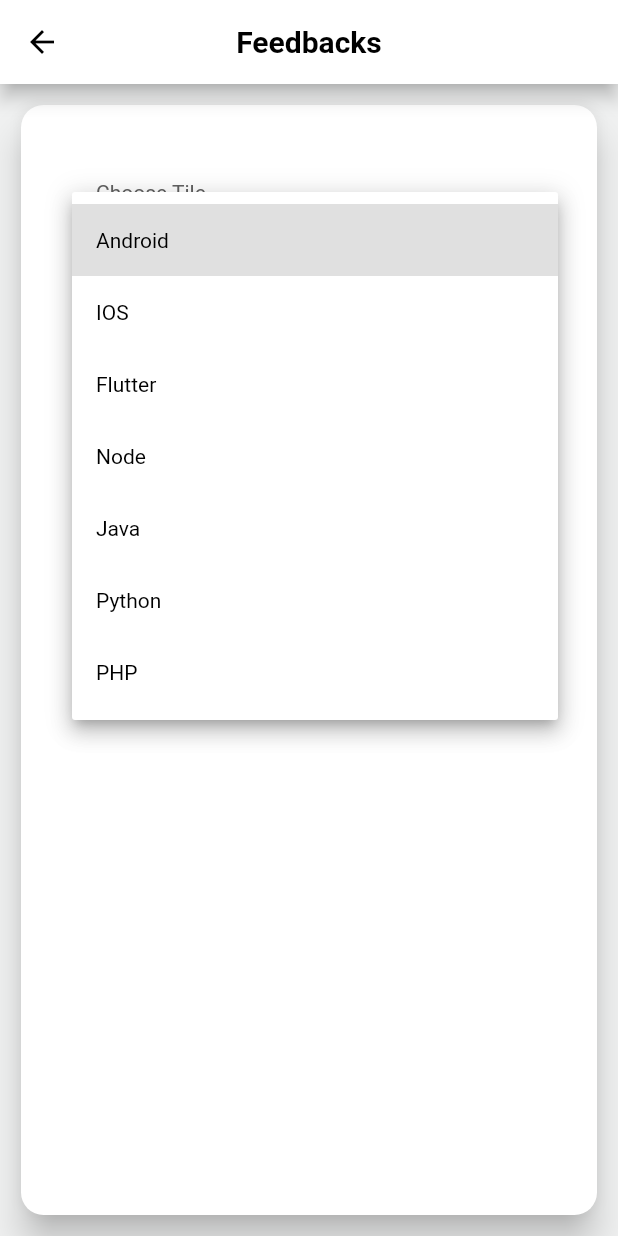
After one commit to Nebaki/Passenger-App, a Flutter app: the FeedbackScreen screen opened by its route, after a tap on "Android", on a phone screen of 412 x 824 dp. The commit adds this screen. Run offline on Flutter 3.47's test engine with Material 2 defaults, Android fonts, the phone set to English and light mode, and no system bars; our stand-ins replace bloc, cached_network_image, carousel_slider, connectivity_plus, email_validator, equatable and 11 more; missing offline and left inert: flutter_geofire, flutter_polyline_points, geolocator_platform_interface; accounts and stored records are empty.

Commit message:
feedback, privacy and terms pages are created and ready for test

```diff
--- a/lib/drawer/custome_paint.dart
+++ b/lib/drawer/custome_paint.dart
@@ -10,7 +10,7 @@ class DrawerBackGround extends CustomPainter {
 
     Path mainbackround = Path();
     mainbackround.addRect(Rect.fromLTRB(0, 0, width, height));
-    paint.color = Color.fromRGBO(230, 230, 234, 1);
+    paint.color = const Color.fromRGBO(230, 230, 234, 1);
     canvas.drawPath(mainbackround, paint);
 
     Path bottomPath = Path();
@@ -28,7 +28,7 @@ class DrawerBackGround extends CustomPainter {
 
     bottomPath.lineTo(0, height);
 
-    paint.color = Color.fromARGB(255, 226, 182, 34);
+    paint.color = const Color.fromARGB(255, 226, 182, 34);
 
     canvas.drawPath(bottomPath, paint);
 
--- a/lib/rout.dart
+++ b/lib/rout.dart
@@ -5,6 +5,9 @@ import 'package:passengerapp/screens/faker/faker.dart';
 import 'package:passengerapp/screens/screens.dart';
 
 import 'models/models.dart';
+import 'screens/settings/pages/feedbacks.dart';
+import 'screens/settings/pages/privacy.dart';
+import 'screens/settings/pages/terms.dart';
 
 class AppRoute {
   static Route generateRoute(RouteSettings settings) {
@@ -49,6 +52,17 @@ class AppRoute {
     if (settings.name == Faker.routeName) {
       return MaterialPageRoute(builder: (context) => Faker());
     }
+
+    if (settings.name == FeedbackScreen.routeName) {
+      return MaterialPageRoute(builder: (context) => FeedbackScreen());
+    }
+    if (settings.name == PrivacyScreen.routeName) {
+      return MaterialPageRoute(builder: (context) => PrivacyScreen());
+    }
+    if (settings.name == TermsAndConditionScreen.routeName) {
+      return MaterialPageRoute(builder: (context) => TermsAndConditionScreen());
+    }
+
     if (settings.name == EditProfile.routeName) {
       EditProfileArgument argumnet = settings.arguments as EditProfileArgument;
       return MaterialPageRoute(
--- /dev/null
+++ b/lib/screens/settings/pages/feedbacks.dart
@@ -0,0 +1,140 @@
+import 'package:flutter/material.dart';
+
+class FeedbackScreen extends StatefulWidget {
+  static const routeName = "/feedback";
+  @override
+  State<FeedbackScreen> createState() => _FeedbackScreenState();
+}
+
+class _FeedbackScreenState extends State<FeedbackScreen> {
+  final _textStyle = const TextStyle(
+      height: 2.0, color: Colors.black, fontWeight: FontWeight.bold);
+
+  TextEditingController feedBackController = TextEditingController();
+
+  String _chosenValue = "Android";
+
+  @override
+  Widget build(BuildContext context) {
+    return Scaffold(
+      appBar: AppBar(
+        backgroundColor: Colors.white,
+        elevation: 5,
+        centerTitle: true,
+        leading: IconButton(
+            onPressed: () {
+              Navigator.pop(context);
+            },
+            icon: const Icon(
+              Icons.arrow_back,
+              color: Colors.black,
+            )),
+        title: const Text(
+          "Feedbacks",
+          style: TextStyle(color: Colors.black, fontWeight: FontWeight.bold),
+        ),
+      ),
+      body: Container(
+          padding: const EdgeInsets.all(10),
+          child: Card(
+            margin: const EdgeInsets.all(4.0),
+            elevation: 10.0,
+              shape: RoundedRectangleBorder(
+                borderRadius: BorderRadius.circular(15.0),
+              ),
+              child: Form(
+                  key: _formkey,
+                  child: ListView(
+                    padding: const EdgeInsets.all(50),
+                    children: [
+                      const Text("Choose Tile"),
+                      DropdownButton<String>(
+                        dropdownColor: Colors.white,
+                        focusColor: Colors.white,
+                        value: _chosenValue,
+                        //elevation: 5,
+                        style: const TextStyle(color: Colors.white),
+                        iconEnabledColor: Colors.black,
+                        items: <String>[
+                          'Android',
+                          'IOS',
+                          'Flutter',
+                          'Node',
+                          'Java',
+                          'Python',
+                          'PHP',
+                        ].map<DropdownMenuItem<String>>((String value) {
+                          return DropdownMenuItem<String>(
+                            value: value,
+                            child: Text(
+                              value,
+                              style: const TextStyle(color: Colors.black),
+                            ),
+                          );
+                        }).toList(),
+                        hint: const Text(
+                          "Please choose a type",
+                          style: TextStyle(
+                              color: Colors.black,
+                              fontSize: 14,
+                              fontWeight: FontWeight.w500),
+                        ),
+                        onChanged: (String? value) {
+                          setState(() {
+                            _chosenValue = value!;
+                          });
+                        },
+                      ),
+                      Container(
+
+                        child: TextFormField(
+                          maxLines: 8,minLines: 4,
+                          controller: feedBackController,
+                          decoration: const InputDecoration(
+                              //contentPadding: EdgeInsets.symmetric(vertical: 50.0, horizontal: 10.0),
+                              alignLabelWithHint: true,
+                              hintText: "Write your feedback",
+                              hintStyle: TextStyle(
+                                  fontWeight: FontWeight.bold,
+                                  color: Colors.black45),
+                              fillColor: Colors.white,
+                              filled: true,
+                              border: OutlineInputBorder(
+                                  borderSide: BorderSide(width: 1))),
+                          validator: (value){
+                            if (value!.isEmpty) {
+                              return 'Please write your feedback';
+                            }
+                            return null;
+                          },
+                        ),
+                      ),
+                      Center(
+                        child: ElevatedButton(
+                          onPressed: () {
+                            final FormState? form = _formkey.currentState;
+                            if (form!.validate()) {
+                              showMessage(context, _chosenValue+": "+feedBackController.text);
+                            } else {
+                              showMessage(context, 'Form is invalid');
+                            }
+                          },
+                          child: const Text("Send Feedback"),
+                        ),
+                      )
+                    ],
+                  )
+              )
+          )
+      ),
+    );
+  }
+
+  final _formkey = GlobalKey<FormState>();
+
+  void showMessage(BuildContext context, String message){
+    ScaffoldMessenger.of(context).showSnackBar(SnackBar(content: Text(
+        message
+    )));
+  }
+}
--- a/lib/widgets/driver.dart
+++ b/lib/widgets/driver.dart
@@ -34,7 +34,7 @@ class Driver extends StatelessWidget {
                   Row(
                     mainAxisAlignment: MainAxisAlignment.spaceBetween,
                     children: [
-                      Text(
+                      const Text(
                         "Car Logo",
                         style: TextStyle(color: Colors.white),
                       ),
--- a/pubspec.yaml
+++ b/pubspec.yaml
@@ -56,7 +56,7 @@ dependencies:
   url_launcher: ^6.0.18
   sqflite: ^2.0.2
   path_provider: ^2.0.9
-
+  webview_flutter: ^3.0.1
 
 
 
```
Also changed, not shown: lib/screens/contactus/contact_us.dart (+17 -0 lines), lib/screens/settings/pages/privacy.dart (added, +47 -0 lines), lib/screens/settings/pages/terms.dart (added, +47 -0 lines), lib/screens/settings/settings.dart (+53 -17 lines), lib/screens/signinscreen/signin.dart (+9 -0 lines), pubspec.lock.
